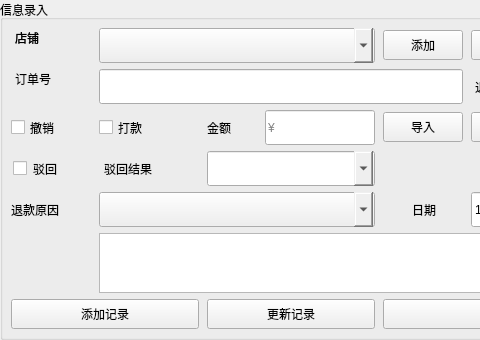
The window that input_panel.ui (244727418/shouhou) describes before a commit, drawn with Qt 5; both pictures show x 0 to 480 and y 0 to 340 of the 700 by 340 pixel window.
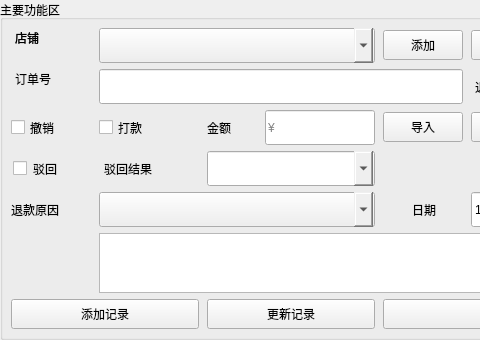
The same window after the commit.

Commit message: 把ai分析板块移动到了主功能区

The edit to the form file:
```diff
--- a/input_panel.ui
+++ b/input_panel.ui
@@ -14,7 +14,7 @@
    <string>信息录入</string>
   </property>
   <property name="title">
-   <string>信息录入</string>
+   <string>主要功能区</string>
   </property>
   <layout class="QGridLayout" name="gridLayout">
    <property name="horizontalSpacing">
```
Left out of the diff: 2 changed lines with no effect on the pictures. The commit also changes 1 other file.
